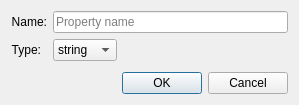
First picture: the form in src/gui/properties/add_property_dialog.ui, repository albin-johansson/tactile, before the edit.
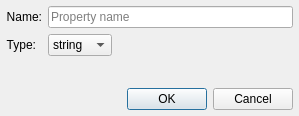
Second picture: the form after the edit.

```diff
--- a/src/gui/properties/add_property_dialog.ui
+++ b/src/gui/properties/add_property_dialog.ui
@@ -7,13 +7,31 @@
     <x>0</x>
     <y>0</y>
     <width>299</width>
-    <height>105</height>
+    <height>116</height>
    </rect>
   </property>
+  <property name="sizePolicy">
+   <sizepolicy hsizetype="Minimum" vsizetype="Minimum">
+    <horstretch>0</horstretch>
+    <verstretch>0</verstretch>
+   </sizepolicy>
+  </property>
   <property name="windowTitle">
    <string>Add property...</string>
   </property>
   <layout class="QVBoxLayout" name="verticalLayout">
+   <property name="leftMargin">
+    <number>6</number>
+   </property>
+   <property name="topMargin">
+    <number>6</number>
+   </property>
+   <property name="rightMargin">
+    <number>6</number>
+   </property>
+   <property name="bottomMargin">
+    <number>6</number>
+   </property>
    <item>
     <layout class="QFormLayout" name="formLayout">
      <item row="0" column="0">
```
